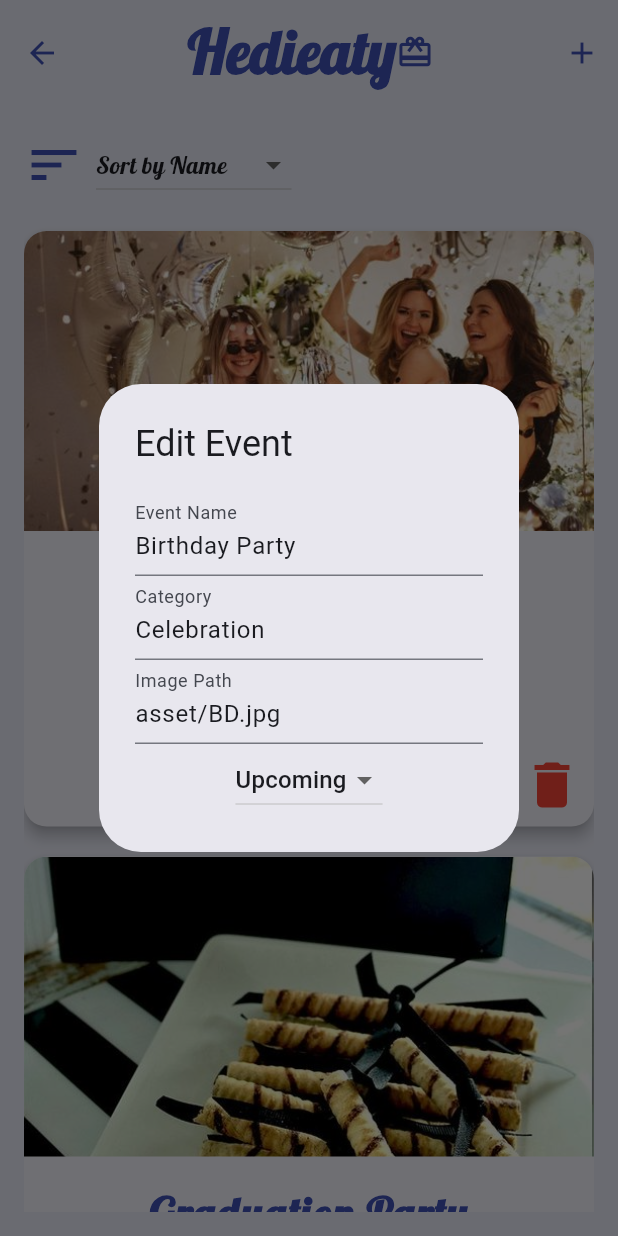
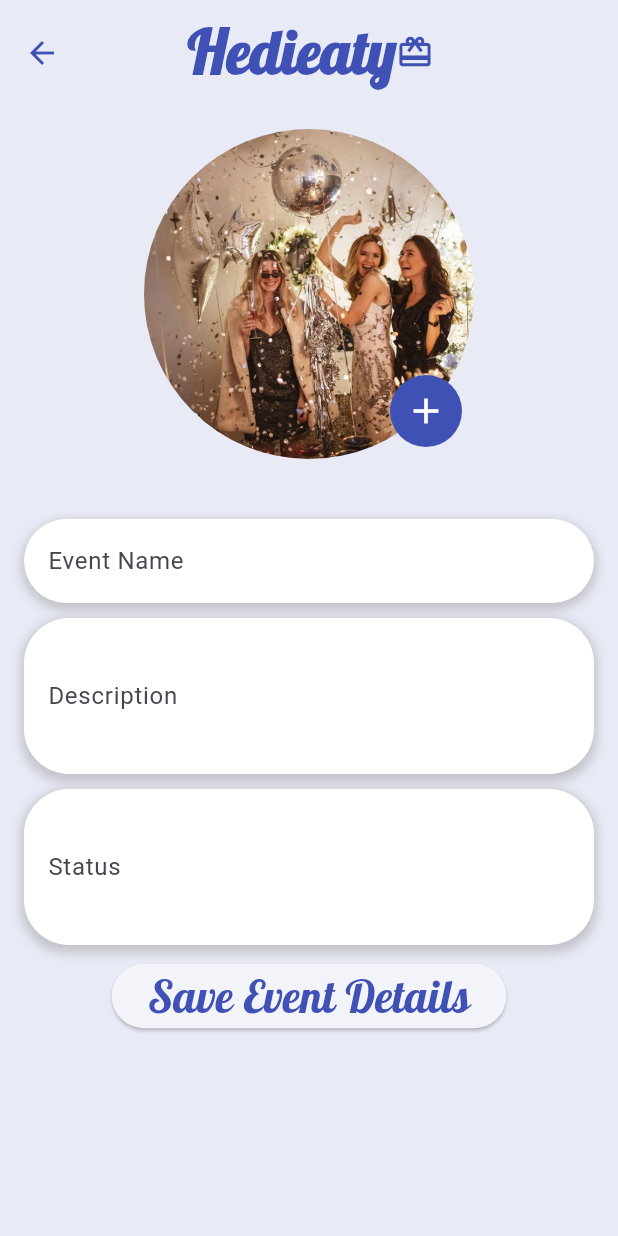
Before and after one commit to nourhammmad/Hedieaty-My-Gift-, a Flutter app: the EventsListPage screen opened by its route, after a tap on the "edit" icon, on a phone screen of 412 x 824 dp. Run offline on Flutter 3.47's test engine with Material 3 defaults, Android fonts, the light colour scheme and no system bars.

Commit message:
Almost Done

```diff
--- /dev/null
+++ b/lib/EventDetailsPage.dart
@@ -0,0 +1,164 @@
+import 'package:flutter/cupertino.dart';
+import 'package:flutter/material.dart';
+
+class EventDetailsPage extends StatefulWidget {
+  const EventDetailsPage({super.key});
+
+  @override
+  State<EventDetailsPage> createState() => _EventDetailsPageState();
+}
+
+class _EventDetailsPageState extends State<EventDetailsPage> {
+  final TextEditingController titleController = TextEditingController();
+  final TextEditingController descriptionController = TextEditingController();
+  final TextEditingController statusController = TextEditingController();
+
+  bool isPledged = false; // Track whether the gift is pledged
+  @override
+  Widget build(BuildContext context) {
+    return Scaffold(  appBar: AppBar(
+      iconTheme: const IconThemeData(color: Colors.indigo),
+      backgroundColor: Colors.indigo.shade50,
+      title: const Row(
+        children: [
+          Text(
+            "Hedieaty",
+            style: TextStyle(
+              fontSize: 40,
+              fontFamily: "Lobster",
+              fontWeight: FontWeight.bold,
+              color: Colors.indigo,
+            ),
+          ),
+          Icon(Icons.card_giftcard, color: Colors.indigo, size: 25),
+        ],
+      ),
+      titleSpacing: 69.0,
+      toolbarHeight: 70,
+    ),
+      body: Padding(
+        padding: const EdgeInsets.all(16.0),
+        child: Column(
+          children: [
+            // Stack for profile image and plus icon
+            Center(
+              child: Stack(
+                alignment: Alignment.bottomRight,
+                children: [
+                  ClipOval(
+                    child: Image.asset(
+                      'asset/BD.jpg', // Placeholder image
+                      width: 220,
+                      height: 220,
+                      fit: BoxFit.cover,
+                    ),
+                  ),
+                  Container(
+                    margin: const EdgeInsets.all(8),
+                    decoration: BoxDecoration(
+                      shape: BoxShape.circle,
+                      color: Colors.indigo,
+                    ),
+                    child: IconButton(
+                      icon: const Icon(
+                        Icons.add,
+                        color: Colors.white,
+                        size: 28,
+                      ),
+                      onPressed: () {
+                        // Add functionality for the button if needed
+                      },
+                    ),
+                  ),
+                ],
+              ),
+            ),
+            const SizedBox(height: 20),
+
+
+            const SizedBox(height: 20),
+
+            // Gift Name Field
+            _buildTextField(
+              controller: titleController,
+              label: 'Event Name',
+            ),
+            const SizedBox(height: 10),
+
+            // Description Field
+            _buildTextField(
+              controller: descriptionController,
+              label: 'Description',
+              maxLines: 3,
+            ),
+            const SizedBox(height: 10),
+
+            _buildTextField(
+              controller: statusController,
+              label: 'Status',
+              maxLines: 3,
+            ),
+
+            const SizedBox(height: 10),
+
+
+            // Submit Button
+            Container(
+              child: ElevatedButton(
+                onPressed: isPledged ? null : () {
+                  // Handle the submission logic here
+                  String title = titleController.text;
+                  String description = descriptionController.text;
+                  String status = statusController.text;
+
+
+                  // Implement your save logic here
+                },
+                child: const Text(
+                  'Save Event Details',
+                  style: TextStyle(fontSize: 30, fontFamily: "Lobster", color: Colors.indigo),
+                ),
+              ),
+            ),
+          ],
+        ),
+      ),
+    );
+  }
+
+  Widget _buildTextField({
+    required TextEditingController controller,
+    required String label,
+    int maxLines = 1,
+    String? prefixText,
+    bool enabled = true, // Added parameter to enable/disable
+  }) {
+    return Container(
+      decoration: BoxDecoration(
+        color: Colors.white, // White background
+        borderRadius: BorderRadius.circular(30.0), // Curved corners
+        boxShadow: [
+          BoxShadow(
+            color: Colors.grey.withOpacity(0.5), // Shadow color
+            spreadRadius: 2,
+            blurRadius: 5,
+            offset: const Offset(0, 3), // Position of the shadow
+          ),
+        ],
+      ),
+      child: TextField(
+        controller: controller,
+        maxLines: maxLines,
+        enabled: enabled, // Set enabled state
+        decoration: InputDecoration(
+          labelText: label,
+          border: OutlineInputBorder(
+            borderRadius: BorderRadius.circular(30.0), // Curved corners
+            borderSide: BorderSide.none, // Remove border lines
+          ),
+          prefixText: prefixText,
+        ),
+      ),
+    );
+  }
+}
--- a/lib/EventsListPage.dart
+++ b/lib/EventsListPage.dart
@@ -38,31 +38,7 @@ class _EventsListPageState extends State<EventsListPage> {
   String sortCriteria = 'Name'; // Default sorting criteria
 
   // Function to show the dialog for adding a new event
-  void _addEvent() {
-    String name = '';
-    String category = '';
-    String status = 'Upcoming'; // Default status
-    String imagePath = ''; // For image path input
 
-    showDialog(
-      context: context,
-      builder: (context) {
-        return AlertDialog(
-          title: const Text('Add Event'),
-          content: _eventDialogContent(name, category, status, imagePath, (newName, newCategory, newStatus, newImagePath) {
-            setState(() {
-              events.add({
-                'name': newName,
-                'category': newCategory,
-                'status': newStatus,
-                'image': newImagePath,
-              });
-            });
-          }),
-        );
-      },
-    );
-  }
 
   // Function to show the dialog for editing an event
   void _editEvent(int index) {
@@ -189,7 +165,9 @@ class _EventsListPageState extends State<EventsListPage> {
         actions: [
           IconButton(
             icon: const Icon(Icons.add),
-            onPressed: _addEvent,
+            onPressed: (){
+              Navigator.pushNamed(context, '/AddEvent');
+          },
           ),
         ],
       ),
@@ -287,7 +265,10 @@ class _EventsListPageState extends State<EventsListPage> {
                           children: [
                             IconButton(
                               icon: const Icon(Icons.edit, color: Colors.indigo, size: 40),
-                              onPressed: () => _editEvent(index),
+                              onPressed: () {
+
+                                Navigator.pushNamed(context, '/EventDetailsPage');}
+                              ,
                             ),
                             IconButton(
                               icon: const Icon(Icons.delete, color: Colors.red, size: 40),
--- a/lib/main.dart
+++ b/lib/main.dart
@@ -6,6 +6,9 @@ import 'MyPledgedGiftsPage.dart';
 import 'EventsListPage.dart';
 import 'GiftListPage.dart';
 import 'GiftDetailsPage.dart';
+import 'EventDetailsPage.dart';
+import 'AddEvent.dart';
+import 'GiftOrEvent.dart';
 
 void main() {
   runApp(const MyApp());
@@ -32,6 +35,9 @@ class MyApp extends StatelessWidget {
         '/EventsListPage':(context)=>EventsListPage(),
         '/GiftListPage':(context)=>GiftListPage(),
         '/GiftDetailsPage':(context)=>GiftDetailsPage(),
+        '/EventDetailsPage':(context)=>EventDetailsPage(),
+        '/AddEvent':(context)=>AddEvent(),
+        '/GiftOrEvent':(context)=>GiftOrEvent(),
 
       }
     );
--- a/pubspec.yaml
+++ b/pubspec.yaml
@@ -74,6 +74,8 @@ flutter:
     - asset/teddy.jpg
     - asset/teddy2.jpg
     - asset/elect.jpg
+    - asset/giftc.jpg
+    - asset/eventc.jpg
 
   # An image asset can refer to one or more resolution-specific "variants",
   # see https://flutter.dev/to/resolution-aware-images
```
Also changed, not shown: lib/AddEvent.dart (added, +171 -0 lines), lib/GiftOrEvent.dart (added, +111 -0 lines), lib/HomePage.dart (+71 -60 lines), asset/eventc.jpg (added), asset/giftc.jpg (added).
